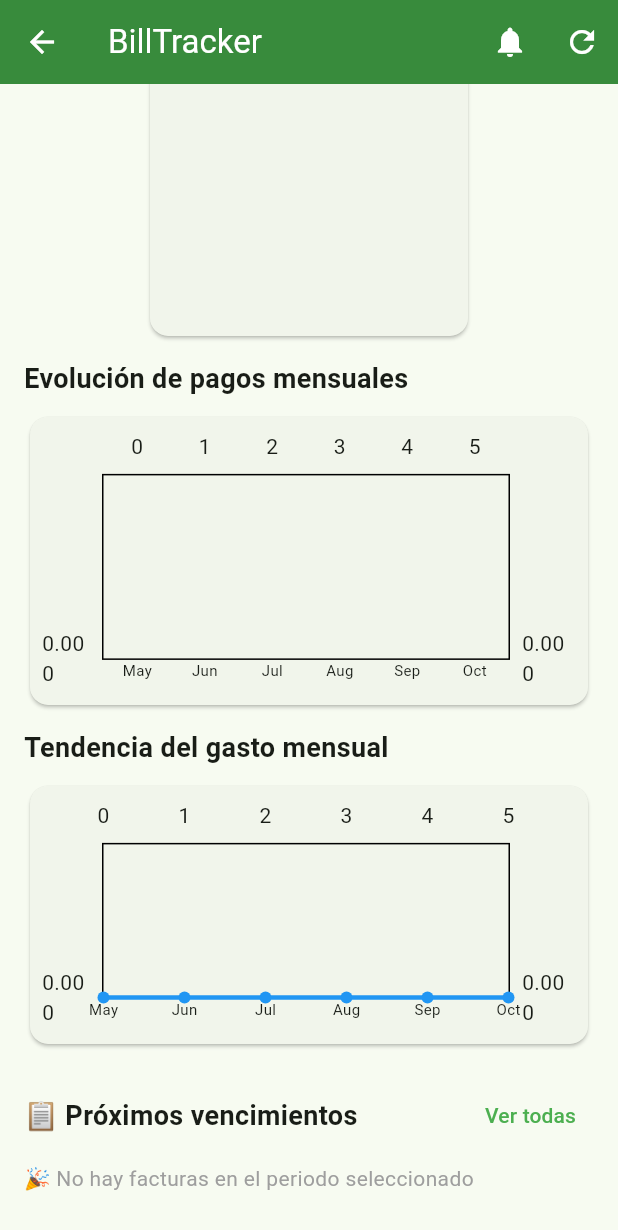
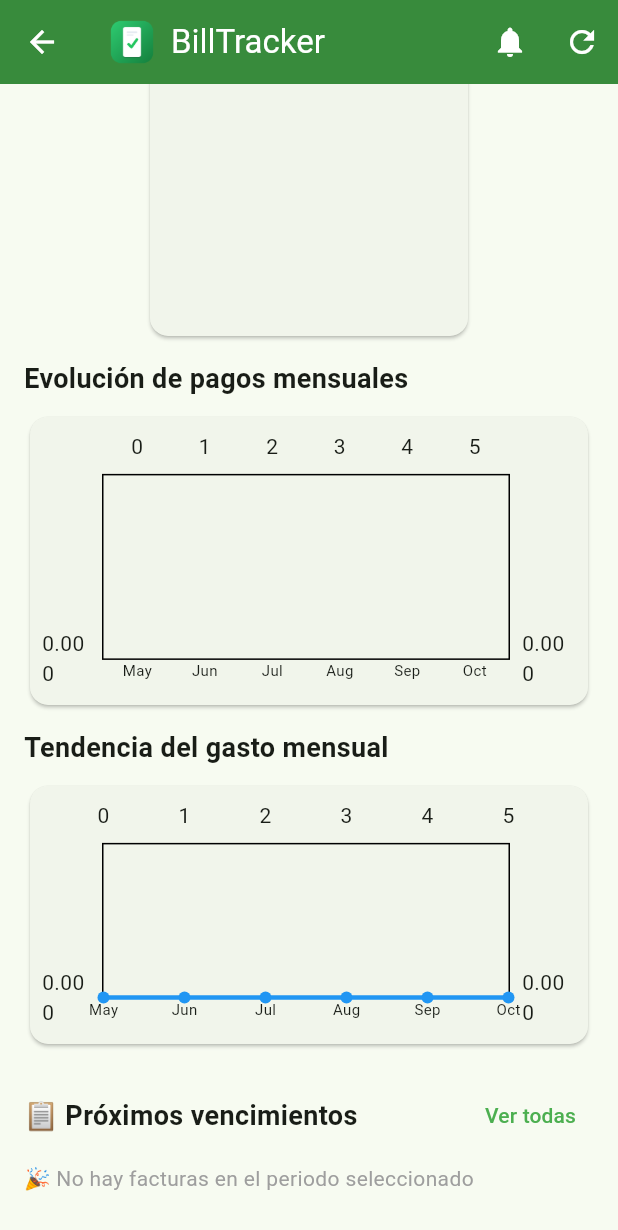
Before and after one commit to facundotrabajobarrios-sys/billtracker, a Flutter app: the _HomeContent screen opened directly, scrolled down 576 dp, on a phone screen of 412 x 824 dp. Shown: the top 1230 px of the screen. Run offline on Flutter 3.47's test engine with Material 3 defaults, Android fonts, the phone set to English and light mode, and no system bars; drawn by our look-alikes of fl_chart; our stand-ins replace app_links, confetti, flutter_local_notifications, printing, shared_preferences, supabase_flutter and 1 more; accounts and stored records are empty.

Commit message:
Add logo and fix daily PDF exports
Register the BillTracker image for Flutter, display it on the main access screens, and make date filtering include the full selected day and payment dates. Rebuild the Pages bundle with the updated logo and filter.

Co-authored-by: Copilot <223556219+Copilot@users.noreply.github.com>

```diff
--- a/docs/assets/AssetManifest.json
+++ b/docs/assets/AssetManifest.json
@@ -1 +1 @@
-{"packages/cupertino_icons/assets/CupertinoIcons.ttf":["packages/cupertino_icons/assets/CupertinoIcons.ttf"]}
+{"assets/icons/billtracker.png":["assets/icons/billtracker.png"],"packages/cupertino_icons/assets/CupertinoIcons.ttf":["packages/cupertino_icons/assets/CupertinoIcons.ttf"]}
--- a/lib/screens/home_screen.dart
+++ b/lib/screens/home_screen.dart
@@ -15,6 +15,7 @@ import '../services/bill_service.dart';
 import '../services/notification_service.dart';
 import '../services/push_notification_service.dart';
 import '../models/bill.dart';
+import '../utils/bill_report_filter.dart';
 import 'bills_screen.dart';
 import 'achievements_screen.dart';
 import 'profile_screen.dart';
@@ -152,26 +153,12 @@ class _HomeContentState extends State<_HomeContent> {
   }
 
   List<Bill> get _filteredBills {
-    final startDate = DateTime(
-      _startDate.year,
-      _startDate.month,
-      _startDate.day,
+    return filterBillsForReport(
+      _allBills,
+      startDate: _startDate,
+      endDate: _endDate,
+      category: _selectedCategory,
     );
-    final endDate = DateTime(_endDate.year, _endDate.month, _endDate.day);
-
-    bool isWithinRange(DateTime date) {
-      final dateOnly = DateTime(date.year, date.month, date.day);
-      return !dateOnly.isBefore(startDate) && !dateOnly.isAfter(endDate);
-    }
-
-    return _allBills.where((b) {
-      final dueDateInRange = isWithinRange(b.dueDate);
-      final paidDateInRange =
-          b.isPaid && b.paidDate != null && isWithinRange(b.paidDate!);
-      final matchesCategory =
-          _selectedCategory == null || b.category?.name == _selectedCategory;
-      return (dueDateInRange || paidDateInRange) && matchesCategory;
-    }).toList()..sort((a, b) => a.dueDate.compareTo(b.dueDate));
   }
 
   // Datos agrupados por mes (últimos 6 meses)
@@ -458,7 +445,18 @@ class _HomeContentState extends State<_HomeContent> {
 
     return Scaffold(
       appBar: AppBar(
-        title: const Text('BillTracker'),
+        title: Row(
+          children: [
+            Image.asset(
+              'assets/icons/billtracker.png',
+              width: 32,
+              height: 32,
+              semanticLabel: 'Logo de BillTracker',
+            ),
+            const SizedBox(width: 10),
+            const Text('BillTracker'),
+          ],
+        ),
         backgroundColor: Colors.green[700],
         foregroundColor: Colors.white,
         actions: [
--- /dev/null
+++ b/lib/utils/bill_report_filter.dart
@@ -0,0 +1,24 @@
+import '../models/bill.dart';
+
+List<Bill> filterBillsForReport(
+  Iterable<Bill> bills, {
+  required DateTime startDate,
+  required DateTime endDate,
+  String? category,
+}) {
+  final start = DateTime(startDate.year, startDate.month, startDate.day);
+  final endExclusive = DateTime(endDate.year, endDate.month, endDate.day + 1);
+
+  bool isWithinRange(DateTime date) {
+    final localDate = date.isUtc ? date.toLocal() : date;
+    return !localDate.isBefore(start) && localDate.isBefore(endExclusive);
+  }
+
+  return bills.where((bill) {
+    final dueDateInRange = isWithinRange(bill.dueDate);
+    final paidDateInRange =
+        bill.isPaid && bill.paidDate != null && isWithinRange(bill.paidDate!);
+    final matchesCategory = category == null || bill.category?.name == category;
+    return (dueDateInRange || paidDateInRange) && matchesCategory;
+  }).toList()..sort((a, b) => a.dueDate.compareTo(b.dueDate));
+}
--- a/pubspec.yaml
+++ b/pubspec.yaml
@@ -80,6 +80,9 @@ flutter:
   # the material Icons class.
   uses-material-design: true
 
+  assets:
+    - assets/icons/billtracker.png
+
   # To add assets to your application, add an assets section, like this:
   # assets:
   #   - images/a_dot_burr.jpeg
```
Also changed, not shown: docs/assets/AssetManifest.bin.json (+1 -1 lines), lib/screens/login_screen.dart (+6 -1 lines), lib/screens/register_screen.dart (+6 -2 lines), docs/assets/assets/icons/billtracker.png (added), docs/assets/fonts/MaterialIcons-Regular.otf, 5 other files.
